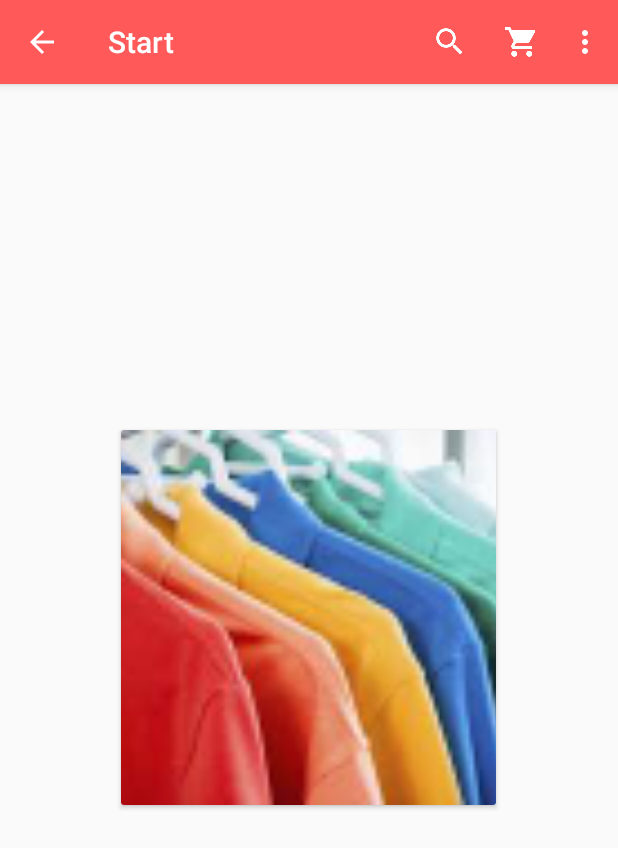
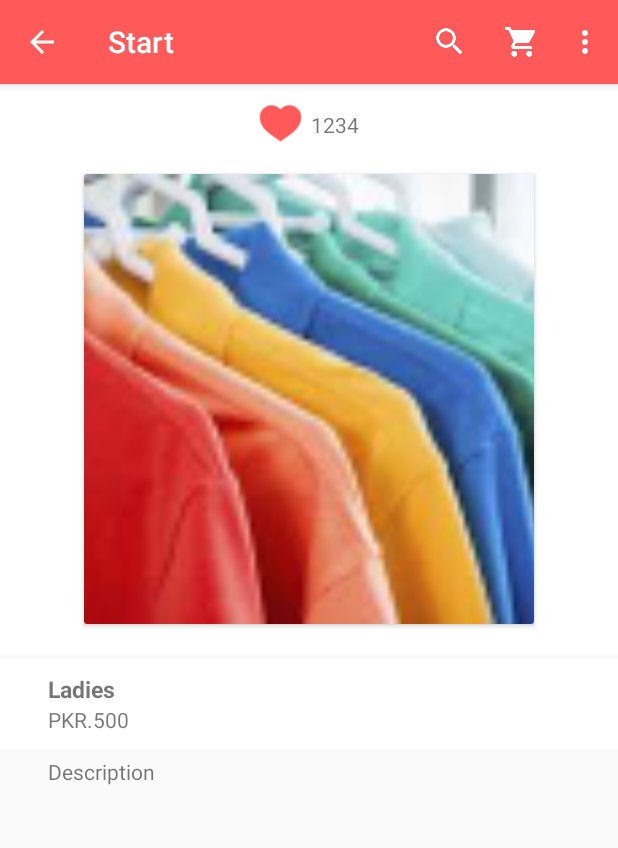
Before and after one commit to IR-Qureshi/shpg, an Android app: the FragmentHome screen opened directly, with no data from a screen before it, after a tap on "Ladies", on a phone screen of 412 x 824 dp. Shown: the top 848 px of the screen. Run offline under Robolectric (Android 15) with nearby library versions, the phone set to English and light mode, and no system bars.

Commit message:
added scrollview in item des

```diff
--- a/app/src/main/java/com/example/dellpc/shopping/ActivityItemDes.java
+++ b/app/src/main/java/com/example/dellpc/shopping/ActivityItemDes.java
@@ -17,7 +17,8 @@ import android.widget.TextView;
 public class ActivityItemDes extends AppCompatActivity {
 
     private Toolbar mToolbar;
-    private TextView product;
+    private TextView p_name;
+    private TextView p_price;
     public ImageView p_image;
     private MenuItem mSearchAction;
     private boolean isSearchOpened = false;
@@ -33,10 +34,17 @@ public class ActivityItemDes extends AppCompatActivity {
         getSupportActionBar().setDisplayShowHomeEnabled(true);
 
         p_image = (ImageView) findViewById(R.id.des_product_photo);
-        Bundle b = getIntent().getBundleExtra("imageId");
+        p_name = (TextView) findViewById(R.id.des_product_name);
+        p_price = (TextView) findViewById(R.id.dec_product_price);
+
+        Bundle b = getIntent().getBundleExtra("data");
         int image = b.getInt("imageId");
+        String product_name = b.getString("itemName");
+        String product_des = b.getString("itemPrice");
 
         p_image.setImageResource(image);
+        p_name.setText(product_name);
+        p_price.setText(product_des);
 //        String product1 = getIntent().getStringExtra("itemName");
 //        product = (TextView) findViewById(R.id.text4);
 //        product.setText(product1);
--- a/app/src/main/java/com/example/dellpc/shopping/FragmentHome.java
+++ b/app/src/main/java/com/example/dellpc/shopping/FragmentHome.java
@@ -77,15 +77,18 @@ public class FragmentHome extends Fragment {
 
                 Bundle bundle=new Bundle();
                 String product = classVerticalViews.get(position).getProductName();
+                String price = classVerticalViews.get(position).getProductDes();
                 int image = classVerticalViews.get(position).getImageId();
                 bundle.putString("itemName", product);
+                bundle.putString("itemPrice", price);
                 bundle.putInt("imageId",image);
 //                FragmentItemDes fragmentItemDes = new FragmentItemDes();
 //                fragmentItemDes.setArguments(bundle);
 //                getFragmentManager().beginTransaction().replace(R.id.frameHome, fragmentItemDes).commit();
                 Intent intent = new Intent(getActivity(),ActivityItemDes.class);
-                intent.putExtra("itemName", product);
-                intent.putExtra("imageId", bundle);
+//                intent.putExtra("itemName", product);
+                intent.putExtra("data", bundle);
+//                intent.putExtra("itemPrice",price);
                 startActivity(intent);
 
             }
--- a/app/src/main/res/layout/activity_item_des.xml
+++ b/app/src/main/res/layout/activity_item_des.xml
@@ -5,12 +5,17 @@
     android:id="@+id/activity_item_des"
     android:layout_width="match_parent"
     android:layout_height="match_parent"
-
     tools:context="com.example.dellpc.shopping.ActivityItemDes">
-
+    <ScrollView
+        android:layout_width="match_parent"
+        android:layout_height="match_parent">
+        <RelativeLayout
+            android:layout_width="match_parent"
+            android:layout_height="match_parent">
     <android.support.design.widget.AppBarLayout
         android:layout_width="match_parent"
         android:layout_height="wrap_content"
+        android:id="@+id/appbarLayout"
         android:theme="@style/AppTheme.AppBarOverlay">
 
         <include
@@ -19,21 +24,98 @@
             android:elevation="7dp"
             app:layout_collapseMode="pin">
         </include>
+    </android.support.design.widget.AppBarLayout>
 
-    </android.support.design.widget.AppBarLayout>
-<android.support.v7.widget.CardView
-    android:layout_width="250dp"
-    android:layout_height="250dp"
-    android:layout_centerHorizontal="true"
-    android:layout_centerInParent="true">
+    <RelativeLayout
+        android:layout_width="match_parent"
+        android:layout_height="50dp"
+        android:id="@+id/header"
+        android:background="#FFFFFF"
+        android:layout_below="@id/appbarLayout">
+    <RelativeLayout
+        android:layout_width="wrap_content"
+        android:layout_height="wrap_content"
+        android:layout_marginTop="10dp"
+        android:layout_centerHorizontal="true">
+        <ImageView
+            android:layout_width="30dp"
+            android:layout_height="30dp"
+            android:layout_marginRight="5dp"
+            android:id="@+id/likesymbol"
+            android:background="@drawable/likefill"/>
+        <TextView
+            android:layout_width="wrap_content"
+            android:layout_height="wrap_content"
+            android:id="@+id/text_like"
+            android:text="1234"
+            android:layout_toRightOf="@id/likesymbol"
+            android:layout_marginTop="7dp"/>
+    </RelativeLayout>
+    </RelativeLayout>
+
+    <RelativeLayout
+        android:layout_width="match_parent"
+        android:layout_height="330dp"
+        android:layout_below="@id/header"
+        android:id="@+id/image_header"
+        android:background="#FFFFFF">
+
+        <android.support.v7.widget.CardView
+        android:id="@+id/card_view"
+        android:layout_width="300dp"
+        android:layout_height="300dp"
+        android:layout_centerHorizontal="true"
+        android:layout_marginTop="10dp">
     <RelativeLayout
         android:layout_width="match_parent"
         android:layout_height="match_parent">
+
     <ImageView
         android:layout_width="match_parent"
         android:layout_height="match_parent"
         android:id="@+id/des_product_photo"
+        android:elevation="12dp"
         android:scaleType="centerCrop"/>
     </RelativeLayout>
 </android.support.v7.widget.CardView>
+    </RelativeLayout>
+    <RelativeLayout
+        android:layout_width="match_parent"
+        android:layout_height="60dp"
+        android:layout_marginTop="3dp"
+        android:layout_below="@id/image_header"
+        android:id="@+id/view3"
+        android:background="#FFFFFF">
+    <RelativeLayout
+        android:layout_width="match_parent"
+        android:paddingLeft="32dp"
+        android:paddingRight="20dp"
+        android:layout_centerVertical="true"
+        android:layout_height="wrap_content">
+        <TextView
+            android:layout_width="wrap_content"
+            android:layout_height="wrap_content"
+            android:id="@+id/des_product_name"
+            android:textStyle="bold"
+            android:textSize="15sp"
+            android:text="Product Name"/>
+        <TextView
+            android:layout_width="wrap_content"
+            android:layout_height="wrap_content"
+            android:text="Price"
+            android:id="@+id/dec_product_price"
+            android:layout_below="@id/des_product_name"/>
+    </RelativeLayout>
+    </RelativeLayout>
+    <TextView
+        android:layout_width="wrap_content"
+        android:layout_height="wrap_content"
+        android:layout_below="@id/view3"
+        android:layout_marginTop="5dp"
+        android:layout_marginBottom="5dp"
+        android:paddingLeft="32dp"
+        android:paddingRight="20dp"
+        android:text="Description"/>
+        </RelativeLayout>
+    </ScrollView>
 </RelativeLayout>
```
